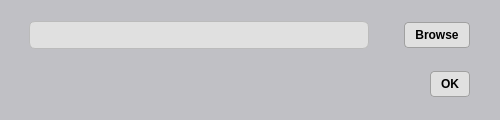
The window that ui/load_data_dialog.ui (Hauh4444/WIS-Accuracy-Data-Analytics) describes before a commit, drawn with Qt 5.
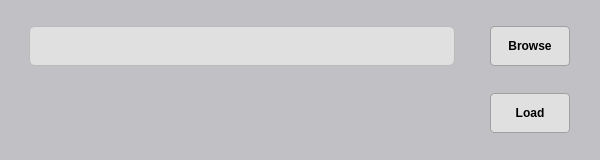
The same window after the commit.

Diff of the .ui file:
```diff
--- a/ui/load_data_dialog.ui
+++ b/ui/load_data_dialog.ui
@@ -6,10 +6,22 @@
    <rect>
     <x>0</x>
     <y>0</y>
-    <width>500</width>
-    <height>120</height>
+    <width>600</width>
+    <height>160</height>
    </rect>
   </property>
+  <property name="minimumSize">
+   <size>
+    <width>600</width>
+    <height>160</height>
+   </size>
+  </property>
+  <property name="maximumSize">
+   <size>
+    <width>600</width>
+    <height>160</height>
+   </size>
+  </property>
   <property name="windowTitle">
    <string>Report Generator</string>
   </property>
@@ -63,11 +75,11 @@
     <rect>
      <x>-1</x>
      <y>-1</y>
-     <width>501</width>
-     <height>121</height>
+     <width>601</width>
+     <height>161</height>
     </rect>
    </property>
-   <layout class="QVBoxLayout">
+   <layout class="QVBoxLayout" name="verticalLayout">
     <property name="spacing">
      <number>15</number>
     </property>
@@ -90,7 +102,7 @@
         <property name="minimumSize">
          <size>
           <width>100</width>
-          <height>0</height>
+          <height>40</height>
          </size>
         </property>
        </widget>
@@ -113,6 +125,12 @@
       </item>
       <item>
        <widget class="QPushButton" name="btnBrowse">
+        <property name="minimumSize">
+         <size>
+          <width>80</width>
+          <height>40</height>
+         </size>
+        </property>
         <property name="text">
          <string>Browse</string>
         </property>
@@ -121,14 +139,43 @@
      </layout>
     </item>
     <item>
-     <widget class="QDialogButtonBox" name="buttonBox">
-      <property name="orientation">
-       <enum>Qt::Orientation::Horizontal</enum>
+     <layout class="QHBoxLayout" name="horizontalLayout_3">
+      <property name="sizeConstraint">
+       <enum>QLayout::SizeConstraint::SetDefaultConstraint</enum>
       </property>
-      <property name="standardButtons">
-       <set>QDialogButtonBox::StandardButton::Ok</set>
-      </property>
-     </widget>
+      <item>
+       <spacer name="horizontalSpacer">
+        <property name="orientation">
+         <enum>Qt::Orientation::Horizontal</enum>
+        </property>
+        <property name="sizeHint" stdset="0">
+         <size>
+          <width>40</width>
+          <height>20</height>
+         </size>
+        </property>
+       </spacer>
+      </item>
+      <item>
+       <widget class="QPushButton" name="btnLoad">
+        <property name="sizePolicy">
+         <sizepolicy hsizetype="Fixed" vsizetype="Fixed">
+          <horstretch>0</horstretch>
+          <verstretch>0</verstretch>
+         </sizepolicy>
+        </property>
+        <property name="minimumSize">
+         <size>
+          <width>80</width>
+          <height>40</height>
+         </size>
+        </property>
+        <property name="text">
+         <string>Load</string>
+        </property>
+       </widget>
+      </item>
+     </layout>
     </item>
    </layout>
   </widget>
```
Left out of the diff: 35 changed lines with no effect on the pictures.
